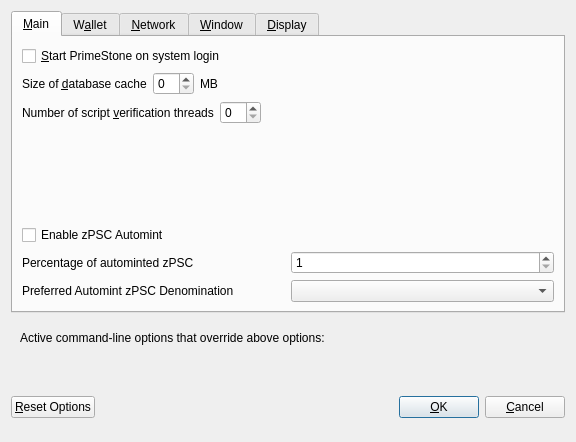
KABBERRY/Kabberry-Coin, file src/qt/forms/optionsdialog.ui: the form before one commit.
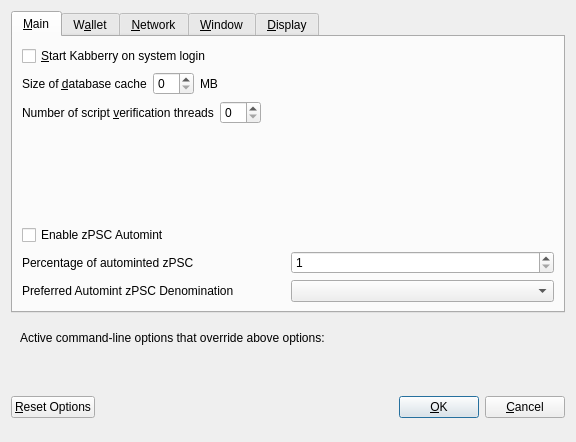
The form after the commit. Custom widgets are drawn as their Qt base class.

```diff
--- a/src/qt/forms/optionsdialog.ui
+++ b/src/qt/forms/optionsdialog.ui
@@ -33,7 +33,7 @@
           <string>Automatically start PrimeStone after logging in to the system.</string>
          </property>
          <property name="text">
-          <string>&amp;Start PrimeStone on system login</string>
+          <string>&amp;Start Kabberry on system login</string>
          </property>
         </widget>
        </item>
```
Left out of the diff: 18 changed lines with no effect on the pictures.
